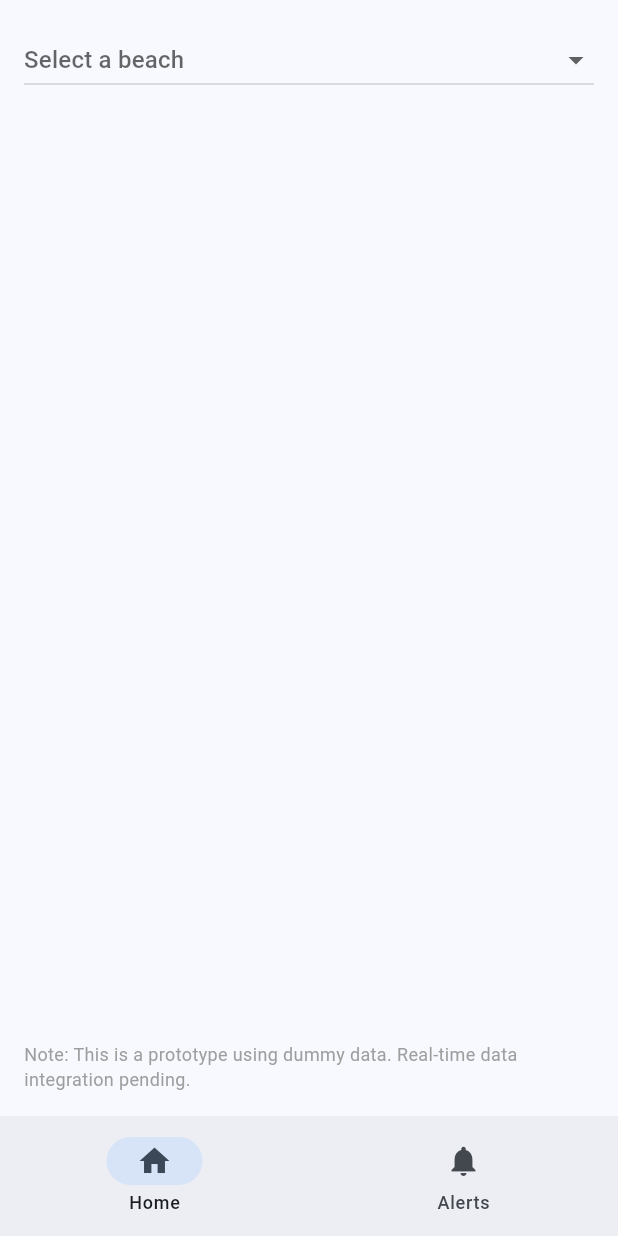
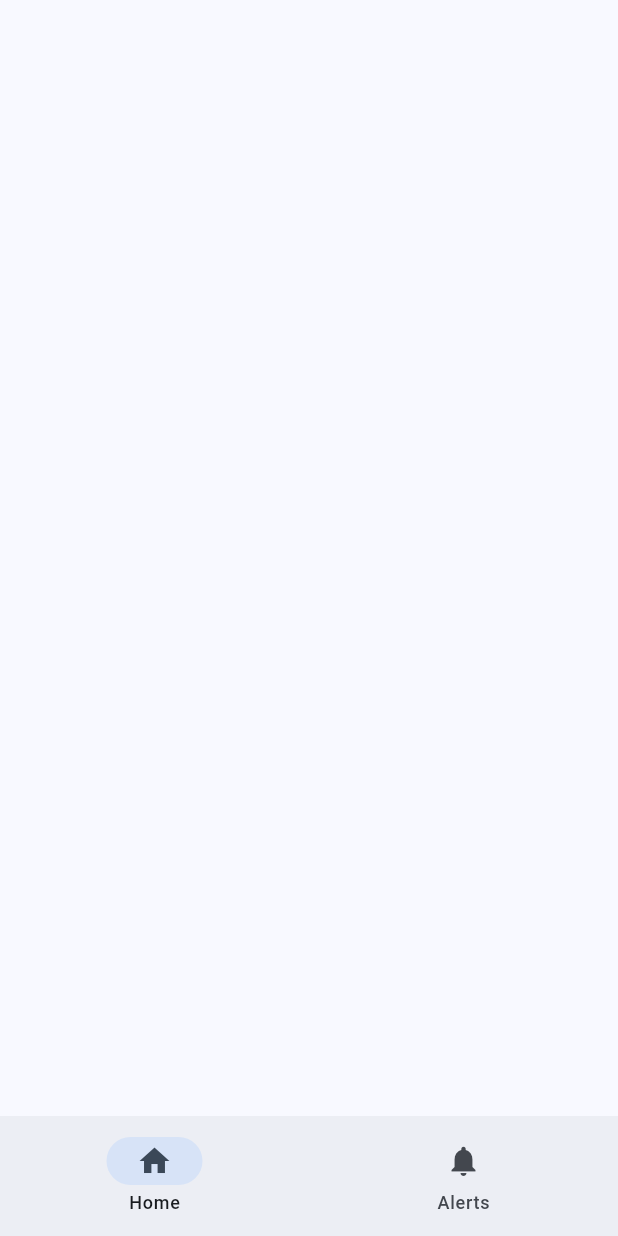
Before and after one commit to Lonwwolf14/shoresafe, a Flutter app: the screen it shows after launch, on a phone screen of 412 x 824 dp. Run offline on Flutter 3.47's test engine with Material 3 defaults, Android fonts, the light colour scheme and no system bars.

Commit message:
V 0.0.3
Base

```diff
--- a/lib/screens/home_screen.dart
+++ b/lib/screens/home_screen.dart
@@ -1,116 +1,10 @@
 import 'package:flutter/material.dart';
 
-class Beach {
-  final int id;
-  final String name;
-  final double lat;
-  final double lon;
-
-  Beach({required this.id, required this.name, required this.lat, required this.lon});
-}
-
-class BeachConditions {
-  final double waveHeight;
-  final int windSpeed;
-  final String waterQuality;
-
-  BeachConditions({required this.waveHeight, required this.windSpeed, required this.waterQuality});
-}
-
-class HomeScreen extends StatefulWidget {
+class HomeScreen extends StatelessWidget {
   const HomeScreen({Key? key}) : super(key: key);
 
   @override
-  _HomeScreenState createState() => _HomeScreenState();
-}
-
-class _HomeScreenState extends State<HomeScreen> {
-  Beach? selectedBeach;
-  String safetyStatus = '';
-
-  final List<Beach> beaches = [
-    Beach(id: 1, name: 'Marina Beach', lat: 13.0500, lon: 80.2824),
-    Beach(id: 2, name: 'Kovalam Beach', lat: 8.3988, lon: 76.9780),
-    Beach(id: 3, name: 'Goa Baga Beach', lat: 15.5566, lon: 73.7542),
-  ];
-
-  final Map<int, BeachConditions> dummyConditions = {
-    1: BeachConditions(waveHeight: 1.2, windSpeed: 15, waterQuality: 'Good'),
-    2: BeachConditions(waveHeight: 2.5, windSpeed: 25, waterQuality: 'Poor'),
-    3: BeachConditions(waveHeight: 0.8, windSpeed: 10, waterQuality: 'Excellent'),
-  };
-
-  void updateSafetyStatus() {
-    if (selectedBeach != null) {
-      final conditions = dummyConditions[selectedBeach!.id]!;
-      final isSafe = conditions.waveHeight < 2 && conditions.windSpeed < 20 && conditions.waterQuality != 'Poor';
-      setState(() {
-        safetyStatus = isSafe ? 'Suitable' : 'Not Suitable';
-      });
-    }
-  }
-
-  @override
   Widget build(BuildContext context) {
-    return Padding(
-      padding: EdgeInsets.all(16.0),
-      child: Column(
-        crossAxisAlignment: CrossAxisAlignment.start,
-        children: <Widget>[
-          DropdownButton<Beach>(
-            isExpanded: true,
-            hint: Text('Select a beach'),
-            value: selectedBeach,
-            onChanged: (Beach? newValue) {
-              setState(() {
-                selectedBeach = newValue;
-                updateSafetyStatus();
-              });
-            },
-            items: beaches.map<DropdownMenuItem<Beach>>((Beach beach) {
-              return DropdownMenuItem<Beach>(
-                value: beach,
-                child: Text(beach.name),
-              );
-            }).toList(),
-          ),
-          SizedBox(height: 20),
-          if (selectedBeach != null) ...[
-            Text(selectedBeach!.name, style: Theme.of(context).textTheme.titleLarge),
-            SizedBox(height: 10),
-            Row(
-              children: [
-                Icon(Icons.location_on, size: 16),
-                SizedBox(width: 5),
-                Text('Lat: ${selectedBeach!.lat}, Lon: ${selectedBeach!.lon}'),
-              ],
-            ),
-            SizedBox(height: 10),
-            Container(
-              padding: EdgeInsets.all(10),
-              color: safetyStatus == 'Suitable' ? Colors.green[100] : Colors.red[100],
-              child: Row(
-                children: [
-                  Icon(Icons.warning, size: 24),
-                  SizedBox(width: 10),
-                  Column(
-                    crossAxisAlignment: CrossAxisAlignment.start,
-                    children: [
-                      Text('Safety Status', style: TextStyle(fontWeight: FontWeight.bold)),
-                      Text(safetyStatus),
-                    ],
-                  ),
-                ],
-              ),
-            ),
-          ],
-          Spacer(),
-          Text(
-            'Note: This is a prototype using dummy data. Real-time data integration pending.',
-            style: TextStyle(color: Colors.grey, fontSize: 12),
-          ),
-        ],
-      ),
-    );
+    return const Center();
   }
 }
```
Also changed, not shown: lib/screens/alerts_screen.dart (line endings or trailing spaces).
